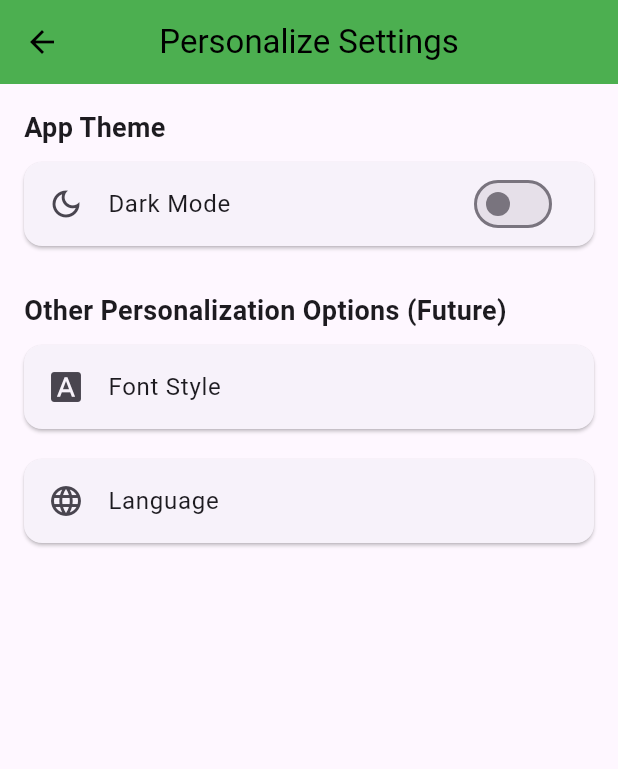
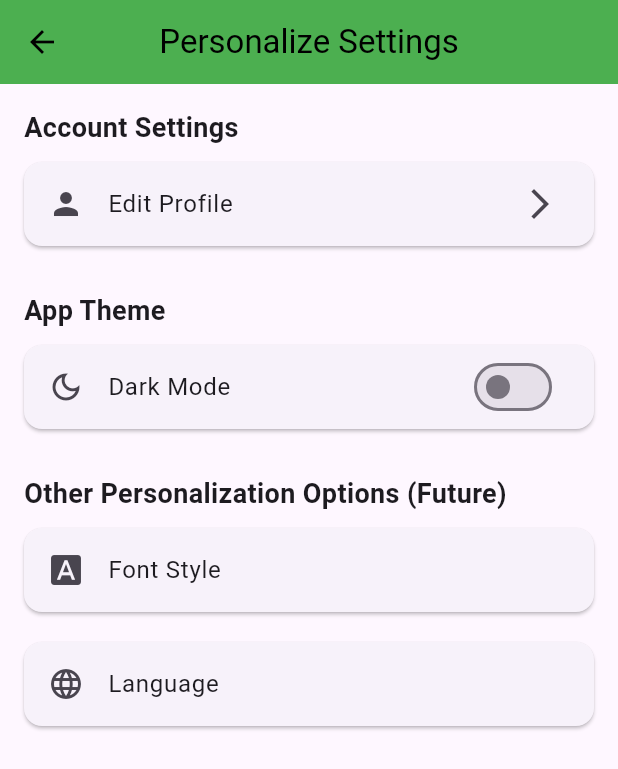
Before and after one commit to Kentdeniselim/CUPAPI-MUNYEYO-, a Flutter app: the screen it shows after launch, in the side drawer, after a tap on "Settings", on a phone screen of 412 x 824 dp. Shown: the top 769 px of the screen. Run offline on Flutter 3.47's test engine with Material 3 defaults, Android fonts, the phone set to English and light mode, and no system bars; our stand-ins replace google_fonts, image_picker; network calls fail.

Commit message:
Menambahkan fitur edit profile, bisa memilih foto dari galeri

```diff
--- a/lib/josh/screen/navigation.dart
+++ b/lib/josh/screen/navigation.dart
@@ -72,7 +72,7 @@ class MainNavigationpro extends StatelessWidget {
                 Navigator.push(
                   context,
                   MaterialPageRoute(
-                    builder: (context) => const PersonalizeSettings(),
+                    builder: (context) => PersonalizeSettings(),
                   ),
                 );
               },
--- a/lib/josh/screen/personalize_settings.dart
+++ b/lib/josh/screen/personalize_settings.dart
@@ -1,6 +1,8 @@
+// lib/josh/screen/personalize_settings.dart
 import 'package:flutter/material.dart';
 import 'package:provider/provider.dart';
 import 'package:praktek2/josh/Provider/Theme.dart';
+import 'package:praktek2/josh/screen/edit_profile_page.dart'; // Import halaman baru
 
 class PersonalizeSettings extends StatelessWidget {
   const PersonalizeSettings({super.key});
@@ -19,6 +21,31 @@ class PersonalizeSettings extends StatelessWidget {
             child: Column(
               crossAxisAlignment: CrossAxisAlignment.start,
               children: [
+                Text(
+                  'Account Settings', // Tambahkan kategori baru
+                  style: TextStyle(
+                    fontSize: 18,
+                    fontWeight: FontWeight.bold,
+                    color: Theme.of(context).textTheme.bodyLarge?.color,
+                  ),
+                ),
+                Card(
+                  margin: const EdgeInsets.symmetric(vertical: 10),
+                  child: ListTile(
+                    leading: const Icon(Icons.person),
+                    title: const Text('Edit Profile'),
+                    trailing: const Icon(Icons.arrow_forward_ios),
+                    onTap: () {
+                      Navigator.push(
+                        context,
+                        MaterialPageRoute(
+                            builder: (context) =>
+                                const EditProfilePage()), // Navigasi ke halaman edit profil
+                      );
+                    },
+                  ),
+                ),
+                const SizedBox(height: 20),
                 Text(
                   'App Theme',
                   style: TextStyle(
```
Also changed, not shown: lib/josh/screen/edit_profile_page.dart (added, +98 -0 lines), pubspec.yaml (+7 -3 lines), pubspec.lock, 6 other files.
